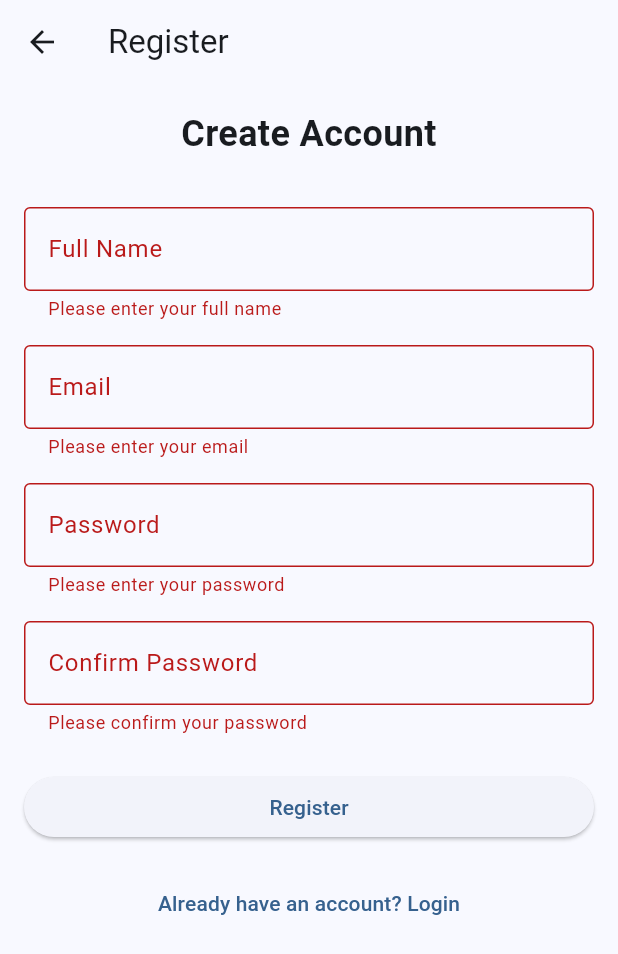
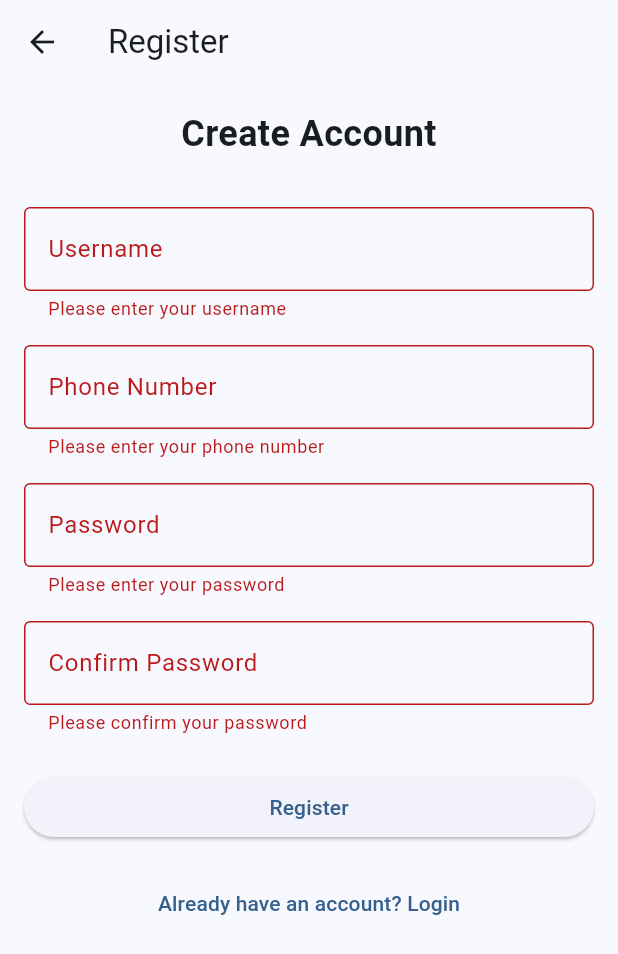
Before and after one commit to mikayeo/Pinguin, a Flutter app: the RegisterScreen screen opened by its route, after a tap on "Register", on a phone screen of 412 x 824 dp. Shown: the top 954 px of the screen. Run offline on Flutter 3.47's test engine with Material 3 defaults, Android fonts, the phone set to English and light mode, and no system bars; our stand-ins replace dio, flutter_secure_storage; accounts and stored records are empty.

Commit message:
Describe your changes here, e.g. update registration and login logic

```diff
--- a/lib/providers/auth_provider.dart
+++ b/lib/providers/auth_provider.dart
@@ -13,9 +13,9 @@ class AuthProvider with ChangeNotifier {
   String? get token => _token;
   String? get userId => _userId;
 
-  Future<void> login(String email, String password) async {
+  Future<void> login(String username, String password) async {
     try {
-      final response = await _apiService.login(email, password);
+      final response = await _apiService.login(username, password);
       _token = response['token'] as String;
       _userId = response['userId'] as String;
       _isAuthenticated = true;
@@ -34,9 +34,9 @@ class AuthProvider with ChangeNotifier {
     }
   }
 
-  Future<void> register(String email, String password, String fullName) async {
+  Future<void> register(String username, String password, String phoneNumber) async {
     try {
-      final response = await _apiService.register(email, password, fullName);
+      final response = await _apiService.register(username, password, phoneNumber);
       _token = response['token'] as String;
       _userId = response['userId'] as String;
       _isAuthenticated = true;
--- a/lib/screens/auth/login_screen.dart
+++ b/lib/screens/auth/login_screen.dart
@@ -11,13 +11,13 @@ class LoginScreen extends StatefulWidget {
 
 class _LoginScreenState extends State<LoginScreen> {
   final _formKey = GlobalKey<FormState>();
-  final _emailController = TextEditingController();
+  final _usernameController = TextEditingController();
   final _passwordController = TextEditingController();
   bool _isLoading = false;
 
   @override
   void dispose() {
-    _emailController.dispose();
+    _usernameController.dispose();
     _passwordController.dispose();
     super.dispose();
   }
@@ -27,7 +27,7 @@ class _LoginScreenState extends State<LoginScreen> {
       setState(() => _isLoading = true);
       try {
         await context.read<AuthProvider>().login(
-          _emailController.text.trim(),
+          _usernameController.text.trim(),
           _passwordController.text,
         );
         if (mounted) {
@@ -69,18 +69,14 @@ class _LoginScreenState extends State<LoginScreen> {
                 ),
                 const SizedBox(height: 32),
                 TextFormField(
-                  controller: _emailController,
+                  controller: _usernameController,
                   decoration: const InputDecoration(
-                    labelText: 'Email',
+                    labelText: 'Username',
                     border: OutlineInputBorder(),
                   ),
-                  keyboardType: TextInputType.emailAddress,
                   validator: (value) {
                     if (value == null || value.isEmpty) {
-                      return 'Please enter your email';
-                    }
-                    if (!value.contains('@')) {
-                      return 'Please enter a valid email';
+                      return 'Please enter your username';
                     }
                     return null;
                   },
--- a/lib/screens/auth/register_screen.dart
+++ b/lib/screens/auth/register_screen.dart
@@ -11,18 +11,18 @@ class RegisterScreen extends StatefulWidget {
 
 class _RegisterScreenState extends State<RegisterScreen> {
   final _formKey = GlobalKey<FormState>();
-  final _fullNameController = TextEditingController();
-  final _emailController = TextEditingController();
+  final _usernameController = TextEditingController();
   final _passwordController = TextEditingController();
   final _confirmPasswordController = TextEditingController();
+  final _phoneController = TextEditingController();
   bool _isLoading = false;
 
   @override
   void dispose() {
-    _fullNameController.dispose();
-    _emailController.dispose();
+    _usernameController.dispose();
     _passwordController.dispose();
     _confirmPasswordController.dispose();
+    _phoneController.dispose();
     super.dispose();
   }
 
@@ -31,9 +31,9 @@ class _RegisterScreenState extends State<RegisterScreen> {
       setState(() => _isLoading = true);
       try {
         await context.read<AuthProvider>().register(
-          _emailController.text.trim(),
+          _usernameController.text.trim(),
           _passwordController.text,
-          _fullNameController.text.trim(),
+          _phoneController.text.trim(),
         );
         if (mounted) {
           Navigator.pushReplacementNamed(context, '/home');
@@ -76,32 +76,32 @@ class _RegisterScreenState extends State<RegisterScreen> {
                 ),
                 const SizedBox(height: 32),
                 TextFormField(
-                  controller: _fullNameController,
+                  controller: _usernameController,
                   decoration: const InputDecoration(
-                    labelText: 'Full Name',
+                    labelText: 'Username',
                     border: OutlineInputBorder(),
                   ),
                   validator: (value) {
                     if (value == null || value.isEmpty) {
-                      return 'Please enter your full name';
+                      return 'Please enter your username';
                     }
                     return null;
                   },
                 ),
                 const SizedBox(height: 16),
                 TextFormField(
-                  controller: _emailController,
+                  controller: _phoneController,
                   decoration: const InputDecoration(
-                    labelText: 'Email',
+                    labelText: 'Phone Number',
                     border: OutlineInputBorder(),
                   ),
-                  keyboardType: TextInputType.emailAddress,
+                  keyboardType: TextInputType.phone,
                   validator: (value) {
                     if (value == null || value.isEmpty) {
-                      return 'Please enter your email';
+                      return 'Please enter your phone number';
                     }
-                    if (!value.contains('@')) {
-                      return 'Please enter a valid email';
+                    if (value.length < 8) {
+                      return 'Please enter a valid phone number';
                     }
                     return null;
                   },
--- a/lib/services/api_service.dart
+++ b/lib/services/api_service.dart
@@ -40,10 +40,10 @@ class ApiService {
   }
 
   // Auth endpoints
-  Future<Map<String, dynamic>> login(String email, String password) async {
+  Future<Map<String, dynamic>> login(String username, String password) async {
     try {
       final response = await _dio.post('/auth/login', data: {
-        'email': email,
+        'username': username,
         'password': password,
       });
       return response.data;
@@ -52,12 +52,12 @@ class ApiService {
     }
   }
 
-  Future<Map<String, dynamic>> register(String email, String password, String fullName) async {
+  Future<Map<String, dynamic>> register(String username, String password, String phoneNumber) async {
     try {
       final response = await _dio.post('/auth/register', data: {
-        'email': email,
+        'username': username,
         'password': password,
-        'fullName': fullName,
+        'phoneNumber': phoneNumber,
       });
       return response.data;
     } on DioException catch (e) {
```
Also changed, not shown: 3 other files.
